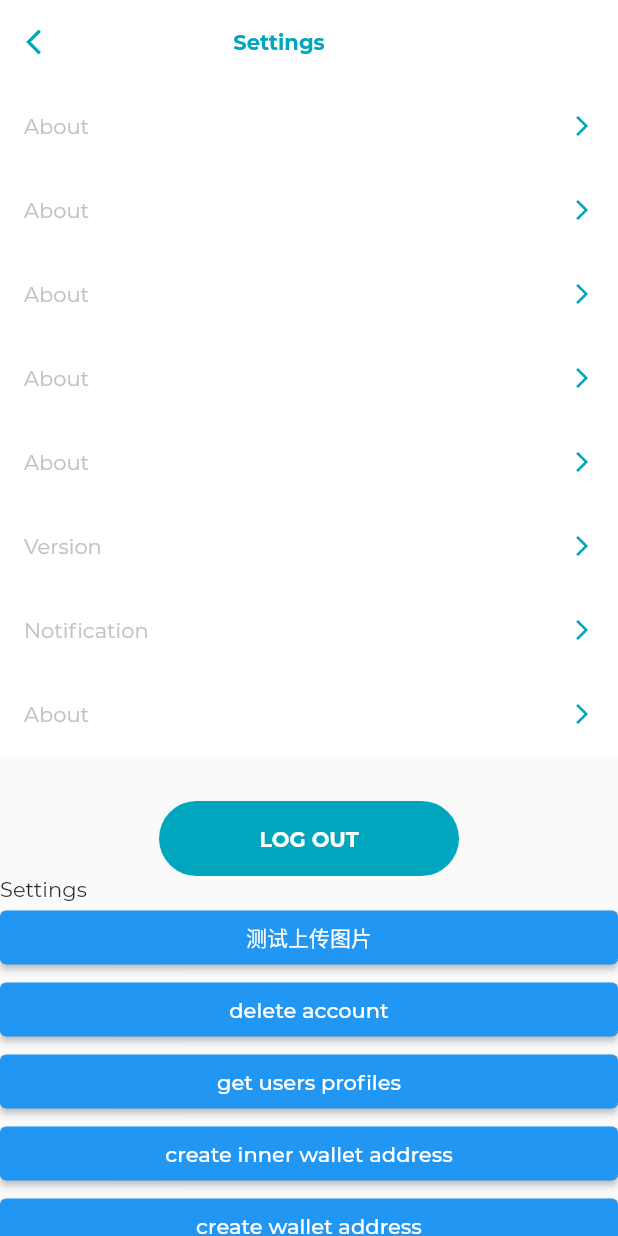
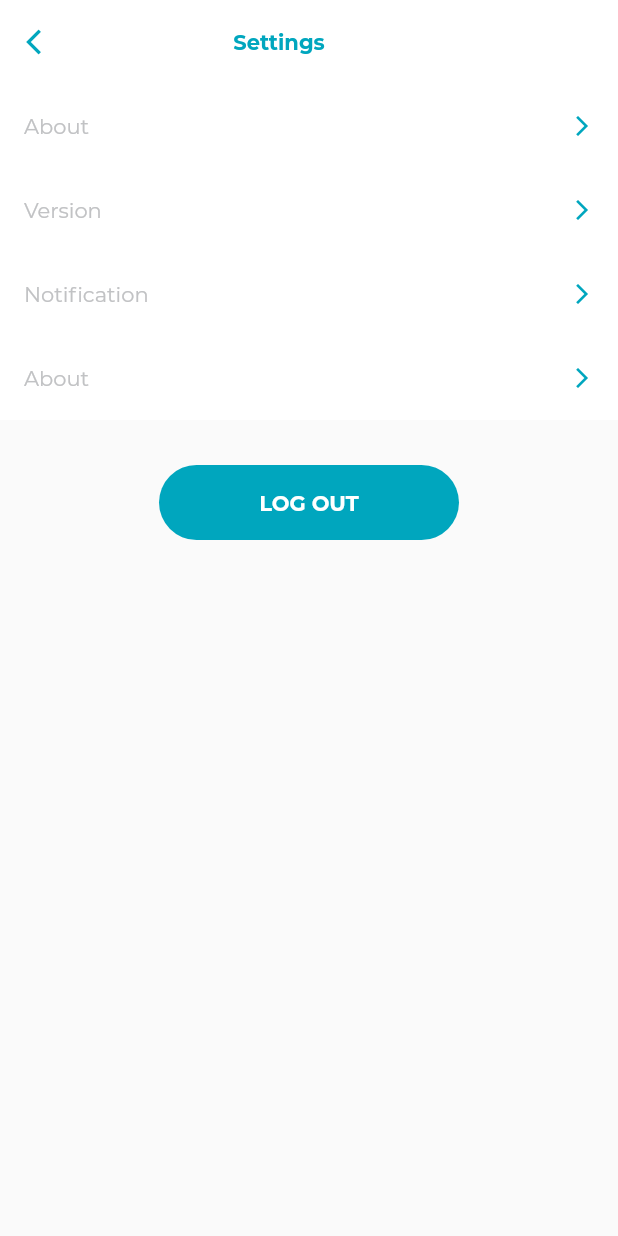
Before and after one commit to a87835546/resiklos, a Flutter app: the HomePage screen opened directly, after a tap on the "settings" icon, on a phone screen of 412 x 824 dp. Run offline on Flutter 3.47's test engine with Material 2 defaults, Android fonts, the phone set to English and light mode, and no system bars; our stand-ins replace badges, country_picker, dio, dotted_border, flutter_datetime_picker, flutter_easyloading and 11 more; missing offline and left inert: adobe_xd, amazon_s3_cognito, flutter_login_facebook, qr_code_scanner; accounts and stored records are empty; network calls fail; project files that could hold a hidden picture were left out.

Commit message:
add:setup wallet

```diff
--- a/lib/home/home_page.dart
+++ b/lib/home/home_page.dart
@@ -29,6 +29,7 @@ class _HomePageState extends BaseStatefulState<HomePage> {
   final RefreshController _refreshController = RefreshController();
   int _referralCount = 0;
   num? _points = AppSingleton.userInfoModel?.gems;
+  UserInfoModel? _model;
 
   @override
   void initState() {
@@ -86,7 +87,9 @@ class _HomePageState extends BaseStatefulState<HomePage> {
                               padding: EdgeInsets.only(top: 30),
                               child: Container(
                                 height: 156,
-                                child: HomeVerifyView(),
+                                child: HomeVerifyView(
+                                  model: _model,
+                                ),
                               ),
                             ),
                             const Padding(
@@ -169,6 +172,9 @@ class _HomePageState extends BaseStatefulState<HomePage> {
     if (mounted && r["data"] != null) {
       var temp = r["data"];
       UserInfoModel object = UserInfoModel.jsonToObject(temp);
+      setState(() {
+        _model = object;
+      });
       AppSingleton.setUserInfoModel(object);
     }
   }
--- a/lib/home/home_verify_widget.dart
+++ b/lib/home/home_verify_widget.dart
@@ -10,6 +10,8 @@ import 'package:resiklos/home/home_verify_state_icon.dart';
 import 'package:resiklos/home/kyc/kyc_finished_page.dart';
 import 'package:resiklos/home/kyc/kyc_second_page.dart';
 import 'package:resiklos/home/kyc/kyc_start_page.dart';
+import 'package:resiklos/home/setup_wallet_step1_page.dart';
+import 'package:resiklos/model/user_info_model.dart';
 import 'package:resiklos/utils/app_singleton.dart';
 import 'package:resiklos/utils/navigator_util.dart';
 import 'package:resiklos/utils/toast.dart';
@@ -17,15 +19,37 @@ import 'package:resiklos/utils/toast.dart';
 import 'home_verify_emal_page.dart';
 
 class HomeVerifyView extends StatefulWidget {
-  const HomeVerifyView({Key? key}) : super(key: key);
+  final UserInfoModel? model;
+
+  HomeVerifyView({Key? key, this.model}) : super(key: key);
+
 
   @override
   State<StatefulWidget> createState() => _HomeVerifyViewState();
 }
 
-List<num> _progrcess = [5, 2, 1.2, 1];
+List<num> _progress = [5, 2, 1.2, 1];
+num index1 = _progress.first;
 
 class _HomeVerifyViewState extends State<HomeVerifyView> {
+  int index = 0;
+
+  @override
+  void initState() {
+    super.initState();
+    setState(() {
+      int index =
+          (widget.model ?? AppSingleton.userInfoModel)?.verifiedEmail == true
+              ? 1
+              : 0;
+      index = (widget.model ?? AppSingleton.userInfoModel)?.kycState == 1
+          ? 2
+          : index;
+      log("index---->>>$index");
+      index1 = _progress[index];
+    });
+  }
+
   @override
   Widget build(BuildContext context) {
     return _widget(context);
@@ -33,9 +57,6 @@ class _HomeVerifyViewState extends State<HomeVerifyView> {
 }
 
 Widget _widget(BuildContext context) {
-  int index = AppSingleton.userInfoModel?.verifiedEmail == true ? 1 : 0;
-  index = AppSingleton.userInfoModel?.kycState == 1 ? 2 : index;
-  num index1 = _progrcess[index];
   return Stack(
     children: <Widget>[
       Container(
@@ -361,7 +382,7 @@ Widget _widget(BuildContext context) {
           log("set wallet");
 
           if (AppSingleton.userInfoModel?.verifiedEmail == true) {
-            NavigatorUtil.push(context, KYCFinishedPage());
+            NavigatorUtil.push(context, SetupWalletStep1Page());
           } else {
             showToast("Please verify email first");
           }
--- a/lib/home/setting/setting_page.dart
+++ b/lib/home/setting/setting_page.dart
@@ -25,10 +25,6 @@ class _SettingPageState extends BaseStatefulState<SettingPage> {
   final ImagePicker _picker = ImagePicker();
   final List<SettingModel> _list = [
     SettingModel("About", TransferPage()),
-    SettingModel("About", TransferPage()),
-    SettingModel("About", TransferPage()),
-    SettingModel("About", TransferPage()),
-    SettingModel("About", TransferPage()),
     SettingModel("Version", TransferPage()),
     SettingModel("Notification", TransferPage()),
     SettingModel("About", TransferPage()),
@@ -41,7 +37,7 @@ class _SettingPageState extends BaseStatefulState<SettingPage> {
       appBar: const CustomAppBar(
         title: "Settings",
       ),
-      body: Center(
+      body: Container(
         child: ListView(
           shrinkWrap: true,
           children: [
@@ -77,37 +73,36 @@ class _SettingPageState extends BaseStatefulState<SettingPage> {
                 click: () async {
                   SignRequest.logout(context);
                 }),
-            const Text("Settings"),
-            ElevatedButton(
-                onPressed: () async {
-                  selectImage();
-                },
-                child: Text("测试上传图片")),
-            ElevatedButton(
-                onPressed: () async {
-                  deleteAccount();
-                },
-                child: Text("delete account")),
-            ElevatedButton(
-                onPressed: () async {
-                  getUserProfile();
-                },
-                child: Text("get users profiles")),
-            ElevatedButton(
-                onPressed: () async {
-                  getUserProfile();
-                },
-                child: Text("create inner wallet address")),
-            ElevatedButton(
-                onPressed: () async {
-                  getUserProfile();
-                },
-                child: Text("create wallet address")),
-            ElevatedButton(
-                onPressed: () async {
-                  getUserProfile();
-                },
-                child: Text("transfer rp")),
+            // ElevatedButton(
+            //     onPressed: () async {
+            //       selectImage();
+            //     },
+            //     child: Text("测试上传图片")),
+            // ElevatedButton(
+            //     onPressed: () async {
+            //       deleteAccount();
+            //     },
+            //     child: Text("delete account")),
+            // ElevatedButton(
+            //     onPressed: () async {
+            //       getUserProfile();
+            //     },
+            //     child: Text("get users profiles")),
+            // ElevatedButton(
+            //     onPressed: () async {
+            //       getUserProfile();
+            //     },
+            //     child: Text("create inner wallet address")),
+            // ElevatedButton(
+            //     onPressed: () async {
+            //       getUserProfile();
+            //     },
+            //     child: Text("create wallet address")),
+            // ElevatedButton(
+            //     onPressed: () async {
+            //       getUserProfile();
+            //     },
+            //     child: Text("transfer rp")),
           ],
         ),
       ),
--- a/lib/sign_up_in/sign_in.dart
+++ b/lib/sign_up_in/sign_in.dart
@@ -207,7 +207,6 @@ class SignInPageState extends State<SignInPage> {
                               onTap: () async{
                                 log("forgot password");
                                 NavigatorUtil.push(context,  SignResetPasswordPage());
-                                showToast("forgot password");
                                 // var r = await AuthorizeRequest.authenticate();
                               },
                               behavior: HitTestBehavior.translucent,
--- a/lib/utils/http_manager.dart
+++ b/lib/utils/http_manager.dart
@@ -31,7 +31,7 @@ class HttpManager {
   static final bool _debug = kDebugMode;
 
   static String baseUrl = _debug
-      ? (AppSingleton.devMode == DevMode.local
+      ? (AppSingleton.devMode == DevMode.staging
           ? "https://192.168.1.13:9001/api/v1/"
           : "https://staging.resiklos.app/api/v1/")
       : "https://api.resiklos.app/api/v1/";
--- a/pubspec.yaml
+++ b/pubspec.yaml
@@ -133,3 +133,4 @@ flutter:
     - imgs/verify_face_id.png
     - imgs/img.png
     - imgs/camera.png
+    - imgs/wallet-header.png
```
Also changed, not shown: lib/home/setup_wallet_step1_page.dart (added, +223 -0 lines), lib/sign_up_in/sign_reset_password_page.dart (+20 -1 lines), lib/sign_up_in/sign_up_input_widget.dart (+4 -4 lines), imgs/wallet-header.png (added), pubspec.lock, 2 other files.
